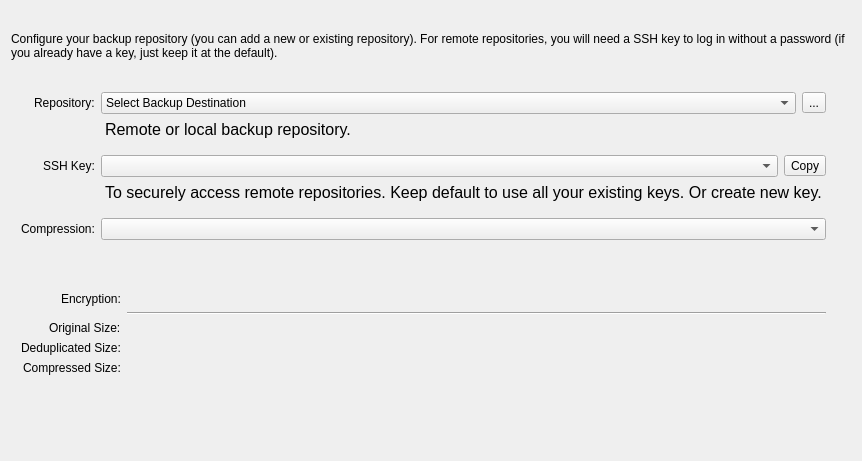
Qt form src/restatic/assets/UI/repotab.ui (Mebus/restatic) before a commit.
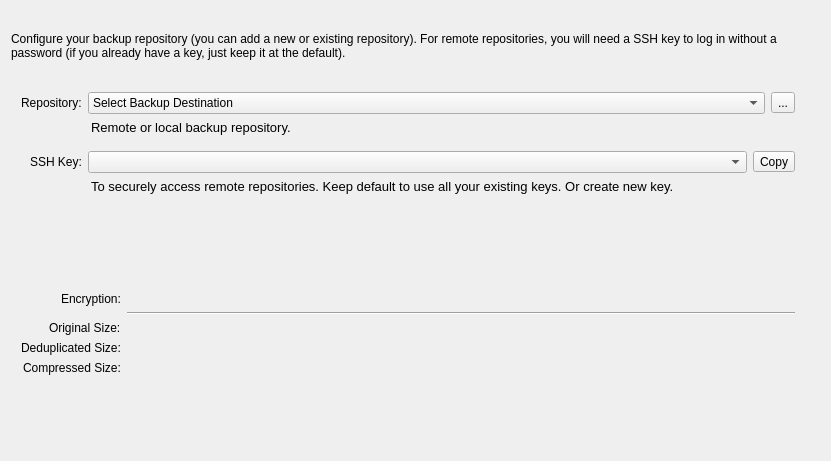
The same form after that commit. Icons and pictures are not drawn.

Commit message: remove compression dropdown

What changed in the file:
```diff
--- a/src/restatic/assets/UI/repotab.ui
+++ b/src/restatic/assets/UI/repotab.ui
@@ -106,7 +106,7 @@
       <widget class="QLabel" name="label_5">
        <property name="font">
         <font>
-         <pointsize>12</pointsize>
+         <pointsize>10</pointsize>
         </font>
        </property>
        <property name="styleSheet">
@@ -120,16 +120,6 @@
        </property>
       </widget>
      </item>
-     <item row="6" column="0">
-      <widget class="QLabel" name="label_3">
-       <property name="text">
-        <string>Compression:</string>
-       </property>
-      </widget>
-     </item>
-     <item row="6" column="1">
-      <widget class="QComboBox" name="repoCompression"/>
-     </item>
      <item row="4" column="0">
       <widget class="QLabel" name="label_14">
        <property name="text">
@@ -174,7 +164,7 @@
       <widget class="QLabel" name="label_2">
        <property name="font">
         <font>
-         <pointsize>12</pointsize>
+         <pointsize>10</pointsize>
         </font>
        </property>
        <property name="styleSheet">
```
Left out of the diff: 4 changed lines with no effect on the pictures. The commit also changes 1 other file.
